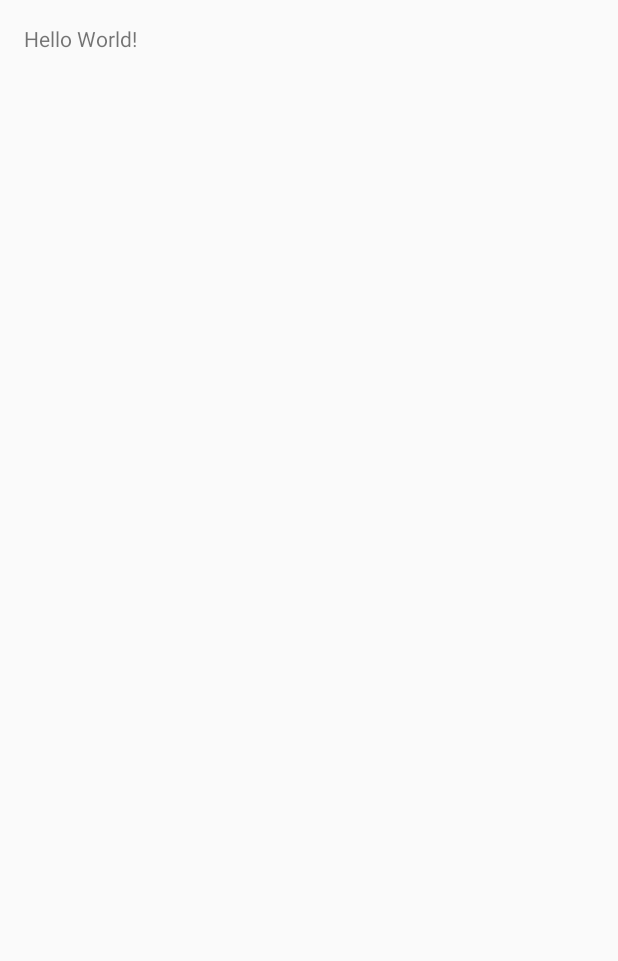
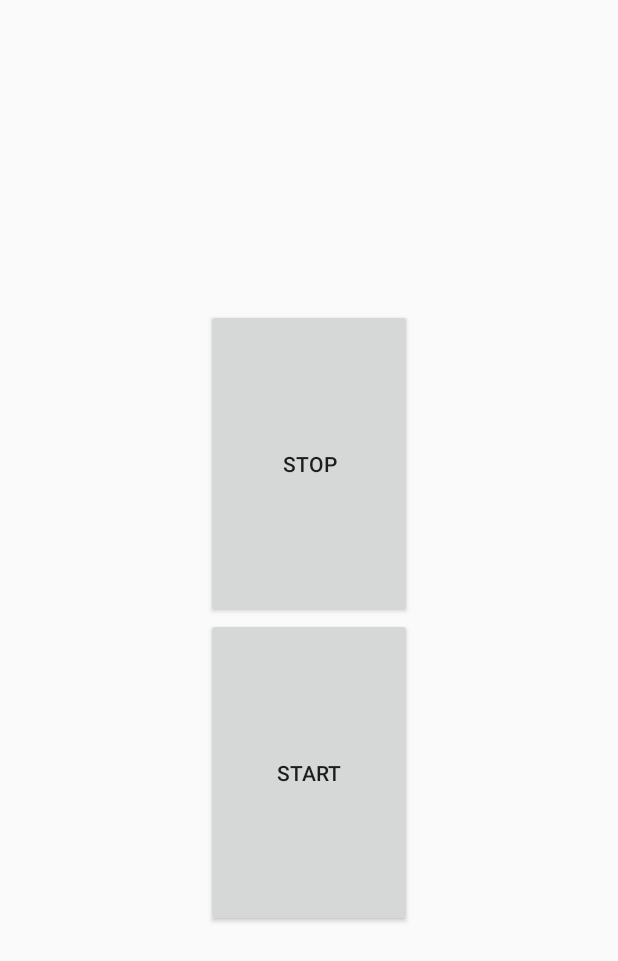
Before and after one commit to kk-22/MyPlatform, an Android app: the screen it shows after launch (PLMainActivity), on a phone screen of 412 x 824 dp. Before the commit the part shown is almost empty. Shown: the top 961 px of the screen. Run offline under Robolectric (Android 15) with nearby library versions, the phone set to English and light mode, and no system bars.

Commit message:
Start serve

```diff
--- a/app/src/main/java/jp/co/my/myplatform/activity/controller/PLMainActivity.java
+++ b/app/src/main/java/jp/co/my/myplatform/activity/controller/PLMainActivity.java
@@ -2,8 +2,10 @@ package jp.co.my.myplatform.activity.controller;
 
 import android.app.Activity;
 import android.os.Bundle;
+import android.view.View;
 
-import jp.co.my.myplatform.myplatform.R;
+import jp.co.my.myplatform.R;
+import jp.co.my.myplatform.service.core.PLServiceController;
 
 public class PLMainActivity extends Activity {
 
@@ -11,5 +13,22 @@ public class PLMainActivity extends Activity {
 	protected void onCreate(Bundle savedInstanceState) {
 		super.onCreate(savedInstanceState);
 		setContentView(R.layout.activity_main);
+
+		setButtonEvent();
+	}
+
+	private void setButtonEvent() {
+		findViewById(R.id.start_Service_button).setOnClickListener(new View.OnClickListener() {
+			@Override
+			public void onClick(View v) {
+				PLServiceController.getInstance().startCoreService();
+			}
+		});
+		findViewById(R.id.stop_Service_button).setOnClickListener(new View.OnClickListener() {
+			@Override
+			public void onClick(View v) {
+				PLServiceController.getInstance().stopCoreService();
+			}
+		});
 	}
 }
--- /dev/null
+++ b/app/src/main/java/jp/co/my/myplatform/service/core/PLApplication.java
@@ -0,0 +1,26 @@
+package jp.co.my.myplatform.service.core;
+
+import android.app.Application;
+import android.content.Context;
+
+import jp.co.my.common.util.MYLogUtil;
+
+/**
+ * Created by kazuki on 2016/08/26.
+ */
+public class PLApplication extends Application {
+
+	private static Context sContext;
+
+	@Override
+	public void onCreate() {
+		super.onCreate();
+		sContext = getApplicationContext();
+
+		MYLogUtil.initLogUtil(sContext, false);
+	}
+
+	public static Context getContext() {
+		return sContext;
+	}
+}
--- a/app/src/main/res/layout/activity_main.xml
+++ b/app/src/main/res/layout/activity_main.xml
@@ -1,17 +1,49 @@
 <?xml version="1.0" encoding="utf-8"?>
-<RelativeLayout
+<LinearLayout
     xmlns:android="http://schemas.android.com/apk/res/android"
-    xmlns:tools="http://schemas.android.com/tools"
+    android:orientation="horizontal"
     android:layout_width="match_parent"
-    android:layout_height="match_parent"
-    android:paddingBottom="@dimen/activity_vertical_margin"
-    android:paddingLeft="@dimen/activity_horizontal_margin"
-    android:paddingRight="@dimen/activity_horizontal_margin"
-    android:paddingTop="@dimen/activity_vertical_margin"
-    tools:context="jp.co.my.myplatform.myplatform.PLMainActivity">
+    android:layout_height="match_parent">
 
-    <TextView
-        android:layout_width="wrap_content"
-        android:layout_height="wrap_content"
-        android:text="Hello World!"/>
-</RelativeLayout>
+    <Space
+        android:layout_weight="11"
+        android:layout_width="0dp"
+        android:layout_height="match_parent"/>
+
+    <LinearLayout
+        android:layout_weight="11"
+        android:layout_width="0dp"
+        android:layout_height="match_parent"
+        android:orientation="vertical">
+
+        <Space
+            android:layout_width="match_parent"
+            android:layout_height="0dp"
+            android:layout_weight="11"/>
+
+        <Button
+            android:layout_width="match_parent"
+            android:layout_height="0dp"
+            android:text="Stop"
+            android:id="@+id/stop_Service_button"
+            android:layout_weight="11"/>
+
+        <Button
+            android:layout_width="match_parent"
+            android:layout_height="0dp"
+            android:text="Start"
+            android:id="@+id/start_Service_button"
+            android:layout_weight="11"/>
+
+        <Space
+            android:layout_width="match_parent"
+            android:layout_height="0dp"
+            android:layout_weight="11"/>
+
+    </LinearLayout>
+
+    <Space
+        android:layout_weight="11"
+        android:layout_width="0dp"
+        android:layout_height="match_parent"/>
+</LinearLayout>
```
Also changed, not shown: app/src/main/AndroidManifest.xml (+7 -2 lines), app/src/main/java/jp/co/my/myplatform/service/core/PLCoreService.java (added, +65 -0 lines), app/src/main/java/jp/co/my/myplatform/service/core/PLServiceController.java (added, +42 -0 lines).
